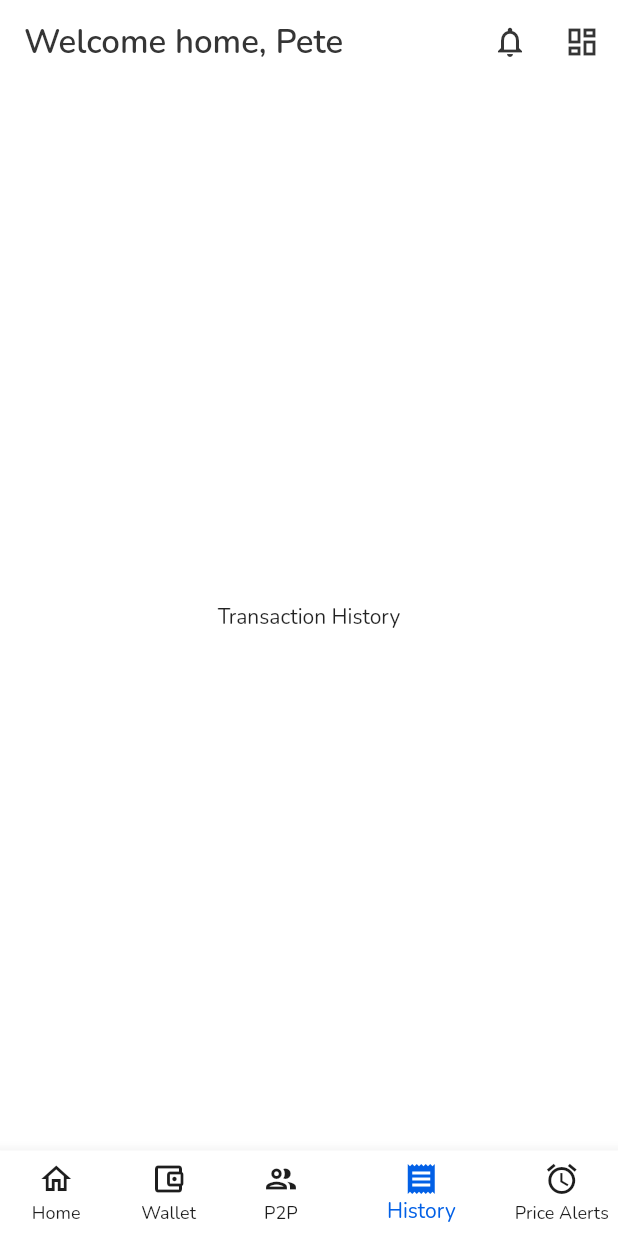
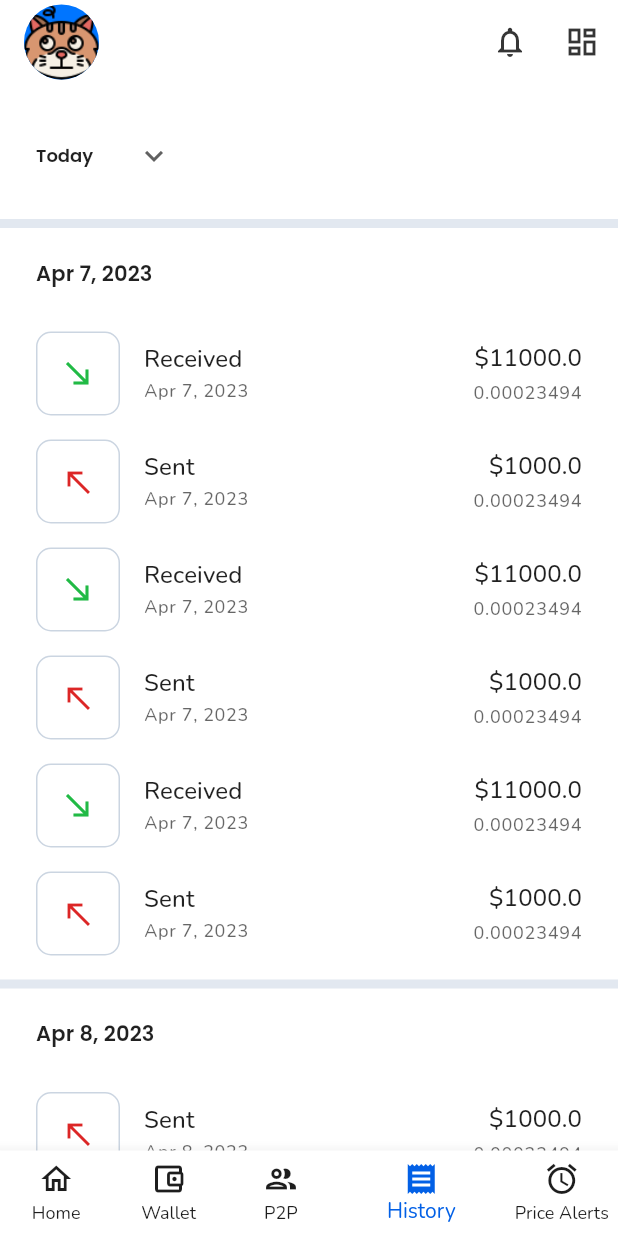
Before and after one commit to onumengine/coinswapr, a Flutter app: the HomePage screen opened by its route, item 4 of the bottom bar chosen, on a phone screen of 412 x 824 dp. Run offline on Flutter 3.47's test engine with Material 2 defaults, Android fonts, the phone set to English and light mode, and no system bars; our stand-ins replace equatable, fl_chart, get_it, google_fonts, otp_text_field, pretty_qr_code and 2 more; accounts and stored records are empty; network calls fail.

Commit message:
build transaction history page

```diff
--- a/lib/core/temp/transactions.dart
+++ b/lib/core/temp/transactions.dart
@@ -3,7 +3,7 @@ import 'package:coinswapr/models/transaction.dart';
 List<Transaction> transactions = [
   Transaction(
     title: 'Received',
-    timestamp: DateTime(2023, 3, 30),
+    timestamp: DateTime.now(),
     fiatAmount: 11000,
     cryptoAmount: 0.00023494,
     fiatSymbol: '\$',
@@ -14,7 +14,7 @@ List<Transaction> transactions = [
   ),
   Transaction(
     title: 'Sent',
-    timestamp: DateTime(2023, 3, 30),
+    timestamp: DateTime.now(),
     fiatAmount: 1000,
     cryptoAmount: 0.00023494,
     fiatSymbol: '\$',
@@ -25,7 +25,7 @@ List<Transaction> transactions = [
   ),
   Transaction(
     title: 'Received',
-    timestamp: DateTime(2023, 3, 30),
+    timestamp: DateTime.now(),
     fiatAmount: 11000,
     cryptoAmount: 0.00023494,
     fiatSymbol: '\$',
@@ -36,7 +36,7 @@ List<Transaction> transactions = [
   ),
   Transaction(
     title: 'Sent',
-    timestamp: DateTime(2023, 3, 30),
+    timestamp: DateTime.now(),
     fiatAmount: 1000,
     cryptoAmount: 0.00023494,
     fiatSymbol: '\$',
@@ -47,7 +47,7 @@ List<Transaction> transactions = [
   ),
   Transaction(
     title: 'Received',
-    timestamp: DateTime(2023, 3, 30),
+    timestamp: DateTime.now(),
     fiatAmount: 11000,
     cryptoAmount: 0.00023494,
     fiatSymbol: '\$',
@@ -58,7 +58,139 @@ List<Transaction> transactions = [
   ),
   Transaction(
     title: 'Sent',
-    timestamp: DateTime(2023, 3, 30),
+    timestamp: DateTime.now(),
+    fiatAmount: 1000,
+    cryptoAmount: 0.00023494,
+    fiatSymbol: '\$',
+    cryptoSymbol: 'btc',
+    fiatCurrency: 'USD',
+    cryptoCurrency: 'Bitcoin',
+    type: TransactionType.outflow,
+  ),
+  Transaction(
+    title: 'Sent',
+    timestamp: DateTime.now().add(const Duration(days: 1)),
+    fiatAmount: 1000,
+    cryptoAmount: 0.00023494,
+    fiatSymbol: '\$',
+    cryptoSymbol: 'btc',
+    fiatCurrency: 'USD',
+    cryptoCurrency: 'Bitcoin',
+    type: TransactionType.outflow,
+  ),
+  Transaction(
+    title: 'Sent',
+    timestamp: DateTime.now().add(const Duration(days: 1)),
+    fiatAmount: 1000,
+    cryptoAmount: 0.00023494,
+    fiatSymbol: '\$',
+    cryptoSymbol: 'btc',
+    fiatCurrency: 'USD',
+    cryptoCurrency: 'Bitcoin',
+    type: TransactionType.outflow,
+  ),
+  Transaction(
+    title: 'Sent',
+    timestamp: DateTime.now().add(const Duration(days: 1)),
+    fiatAmount: 1000,
+    cryptoAmount: 0.00023494,
+    fiatSymbol: '\$',
+    cryptoSymbol: 'btc',
+    fiatCurrency: 'USD',
+    cryptoCurrency: 'Bitcoin',
+    type: TransactionType.outflow,
+  ),
+  Transaction(
+    title: 'Sent',
+    timestamp: DateTime.now().add(const Duration(days: 1)),
+    fiatAmount: 1000,
+    cryptoAmount: 0.00023494,
+    fiatSymbol: '\$',
+    cryptoSymbol: 'btc',
+    fiatCurrency: 'USD',
+    cryptoCurrency: 'Bitcoin',
+    type: TransactionType.outflow,
+  ),
+  Transaction(
+    title: 'Sent',
+    timestamp: DateTime.now().add(const Duration(days: 1)),
+    fiatAmount: 1000,
+    cryptoAmount: 0.00023494,
+    fiatSymbol: '\$',
+    cryptoSymbol: 'btc',
+    fiatCurrency: 'USD',
+    cryptoCurrency: 'Bitcoin',
+    type: TransactionType.outflow,
+  ),
+  Transaction(
+    title: 'Sent',
+    timestamp: DateTime.now().add(const Duration(days: 1)),
+    fiatAmount: 1000,
+    cryptoAmount: 0.00023494,
+    fiatSymbol: '\$',
+    cryptoSymbol: 'btc',
+    fiatCurrency: 'USD',
+    cryptoCurrency: 'Bitcoin',
+    type: TransactionType.outflow,
+  ),
+  Transaction(
+    title: 'Sent',
+    timestamp: DateTime.now().add(const Duration(days: 2)),
+    fiatAmount: 1000,
+    cryptoAmount: 0.00023494,
+    fiatSymbol: '\$',
+    cryptoSymbol: 'btc',
+    fiatCurrency: 'USD',
+    cryptoCurrency: 'Bitcoin',
+    type: TransactionType.outflow,
+  ),
+  Transaction(
+    title: 'Sent',
+    timestamp: DateTime.now().add(const Duration(days: 2)),
+    fiatAmount: 1000,
+    cryptoAmount: 0.00023494,
+    fiatSymbol: '\$',
+    cryptoSymbol: 'btc',
+    fiatCurrency: 'USD',
+    cryptoCurrency: 'Bitcoin',
+    type: TransactionType.outflow,
+  ),
+  Transaction(
+    title: 'Sent',
+    timestamp: DateTime.now().add(const Duration(days: 2)),
+    fiatAmount: 1000,
+    cryptoAmount: 0.00023494,
+    fiatSymbol: '\$',
+    cryptoSymbol: 'btc',
+    fiatCurrency: 'USD',
+    cryptoCurrency: 'Bitcoin',
+    type: TransactionType.outflow,
+  ),
+  Transaction(
+    title: 'Sent',
+    timestamp: DateTime.now().add(const Duration(days: 2)),
+    fiatAmount: 1000,
+    cryptoAmount: 0.00023494,
+    fiatSymbol: '\$',
+    cryptoSymbol: 'btc',
+    fiatCurrency: 'USD',
+    cryptoCurrency: 'Bitcoin',
+    type: TransactionType.outflow,
+  ),
+  Transaction(
+    title: 'Sent',
+    timestamp: DateTime.now().add(const Duration(days: 2)),
+    fiatAmount: 1000,
+    cryptoAmount: 0.00023494,
+    fiatSymbol: '\$',
+    cryptoSymbol: 'btc',
+    fiatCurrency: 'USD',
+    cryptoCurrency: 'Bitcoin',
+    type: TransactionType.outflow,
+  ),
+  Transaction(
+    title: 'Sent',
+    timestamp: DateTime.now().add(const Duration(days: 2)),
     fiatAmount: 1000,
     cryptoAmount: 0.00023494,
     fiatSymbol: '\$',
--- a/lib/core/theming/color_palette.dart
+++ b/lib/core/theming/color_palette.dart
@@ -39,6 +39,7 @@ class ColorPalette {
   static const greenButtonSecondary = Color(0xFF009688);
   static const greyTileIconBorder = Color(0xFFCBD5E1);
   static const divider = Color(0xFFF1F5F9);
+  static const dividerThick = Color(0xFFE2E8F0);
   static const blueChartGradient = Color(0xFF0085ff);
   static const chartHorizGridline = Color(0xFF0075FF);
 }
--- a/lib/models/transaction.dart
+++ b/lib/models/transaction.dart
@@ -34,6 +34,10 @@ class Transaction extends Equatable {
         timestamp,
         fiatAmount,
         cryptoAmount,
+        fiatSymbol,
+        cryptoSymbol,
+        fiatCurrency,
+        cryptoCurrency,
         type,
       ];
 }
--- a/lib/views/components/history.dart
+++ /dev/null
@@ -1,17 +0,0 @@
-import 'package:flutter/material.dart';
-
-class History extends StatefulWidget {
-  const History({Key? key}) : super(key: key);
-
-  @override
-  State<History> createState() => _HistoryState();
-}
-
-class _HistoryState extends State<History> {
-  @override
-  Widget build(BuildContext context) {
-    return const Center(
-      child: Text("Transaction History"),
-    );
-  }
-}
--- /dev/null
+++ b/lib/views/components/transaction_history.dart
@@ -0,0 +1,167 @@
+import 'package:coinswapr/core/temp/transactions.dart';
+import 'package:coinswapr/core/theming/color_palette.dart';
+import 'package:coinswapr/core/utilities/format_date.dart';
+import 'package:coinswapr/core/utilities/globals.dart';
+import 'package:coinswapr/views/molecules/transaction_tile.dart';
+import 'package:flutter/material.dart';
+import 'package:google_fonts/google_fonts.dart';
+
+class TransactionHistory extends StatefulWidget {
+  const TransactionHistory({Key? key}) : super(key: key);
+
+  @override
+  State<TransactionHistory> createState() => _TransactionHistoryState();
+}
+
+class _TransactionHistoryState extends State<TransactionHistory> {
+  String _dateLowerLimit = 'Today';
+  final DateTime _today = DateTime.now();
+  final DateTime _yesterday = DateTime.now().subtract(
+    Duration(
+      hours: (DateTime.now().hour + 24),
+    ),
+  );
+  final DateTime _lastWeek = DateTime.now().subtract(
+    Duration(
+      hours: (DateTime.now().hour + (24 * 7)),
+    ),
+  );
+  final DateTime _lastMonth = DateTime.now().subtract(
+    Duration(
+      hours: (DateTime.now().hour + (24 * 30)),
+    ),
+  );
+
+  static const List<String> decisionStructureKeys = [
+    'Today',
+    'Yesterday',
+    'Last Week',
+    'last Month',
+  ];
+
+  late final Map<String, DateTime> decisionStructure;
+
+  @override
+  void initState() {
+    super.initState();
+    decisionStructure = {
+      'Today': _today,
+      'Yesterday': _yesterday,
+      'Last Week': _lastWeek,
+      'Last Month': _lastMonth,
+    };
+  }
+
+  @override
+  Widget build(BuildContext context) {
+    return LayoutBuilder(
+      builder: (context, constraints) => SizedBox(
+        height: constraints.maxHeight,
+        width: constraints.maxWidth,
+        child: SingleChildScrollView(
+          child: Column(
+            crossAxisAlignment: CrossAxisAlignment.start,
+            children: [
+              Container(
+                padding: const EdgeInsets.all(kCoinswaprPadding),
+                child: DropdownButton<String>(
+                  value: _dateLowerLimit,
+                  style: TextStyle(
+                    fontFamily: GoogleFonts.poppins().fontFamily,
+                    color: ColorPalette.tileTitleText,
+                    fontWeight: FontWeight.w600,
+                    fontSize: 12,
+                  ),
+                  onChanged: (String? newDate) {
+                    if (newDate is String) {
+                      setState(() {
+                        _dateLowerLimit = newDate;
+                      });
+                    }
+                  },
+                  underline: const SizedBox.shrink(),
+                  icon: const Icon(Icons.keyboard_arrow_down_outlined),
+                  items: const [
+                    DropdownMenuItem<String>(
+                      value: 'Today',
+                      child: Text('Today'),
+                    ),
+                    DropdownMenuItem<String>(
+                      value: 'Yesterday',
+                      child: Text('Yesterday'),
+                    ),
+                    DropdownMenuItem<String>(
+                      value: 'Last Week',
+                      child: Text('Last Week'),
+                    ),
+                    DropdownMenuItem<String>(
+                      value: 'Last Month',
+                      child: Text('Last Month'),
+                    ),
+                  ],
+                ),
+              ),
+              ...List.generate(
+                  transactions.length,
+                  (index) => (index == 0 ||
+                          ((index > 0) &&
+                              (transactions[index].timestamp.day >
+                                  transactions[index - 1].timestamp.day)))
+                      ? SizedBox(
+                          width: double.infinity,
+                          child: Column(
+                            children: [
+                              (index > 0)
+                                  ? const SizedBox(height: 14)
+                                  : const SizedBox.shrink(),
+                              const Divider(
+                                height: 0,
+                                thickness: 6,
+                                color: ColorPalette.dividerThick,
+                              ),
+                              Align(
+                                alignment: AlignmentDirectional.centerStart,
+                                child: Padding(
+                                  padding: const EdgeInsets.symmetric(
+                                    horizontal: kCoinswaprPadding,
+                                    vertical: 20,
+                                  ),
+                                  child: Text(
+                                    formatDate(transactions[index].timestamp),
+                                    style: TextStyle(
+                                      fontFamily: GoogleFonts.poppins().fontFamily,
+                                      color: ColorPalette.tileTitleText,
+                                      fontWeight: FontWeight.w600,
+                                      fontSize: 14,
+                                      letterSpacing: .1,
+                                    ),
+                                  ),
+                                ),
+                              ),
+                              Padding(
+                                padding:
+                                    const EdgeInsets.symmetric(horizontal: 24),
+                                child: TransactionTile(
+                                  key: UniqueKey(),
+                                  txn: transactions[index],
+                                ),
+                              ),
+                            ],
+                          ),
+                        )
+                      : Container(
+                          width: double.infinity,
+                          color: ColorPalette.primaryWhite,
+                          padding: const EdgeInsets.symmetric(horizontal: 24),
+                          child: TransactionTile(
+                            key: UniqueKey(),
+                            txn: transactions[index],
+                          ),
+                        )),
+            ],
+          ),
+        ),
+      ),
+    );
+  }
+}
--- a/lib/views/molecules/transaction_tile.dart
+++ b/lib/views/molecules/transaction_tile.dart
@@ -13,6 +13,7 @@ class TransactionTile extends StatelessWidget {
   );
   final TextStyle subtitleStyle = const TextStyle(
     fontSize: 12,
+    fontWeight: FontWeight.w500,
     letterSpacing: .4,
     color: ColorPalette.tileSubtitleText,
   );
--- a/lib/views/pages/coin_wallet.dart
+++ b/lib/views/pages/coin_wallet.dart
@@ -473,7 +473,7 @@ class _CoinWalletState extends State<CoinWallet> {
             ],
           ),
           const SizedBox(height: kCoinswaprPadding),
-          ...transactions.map(
+          ...transactions.take(6).map(
             (txn) => Padding(
               padding: const EdgeInsets.only(bottom: kCoinswaprPadding),
               child: TransactionTile(txn: txn),
--- a/lib/views/pages/home.dart
+++ b/lib/views/pages/home.dart
@@ -1,9 +1,9 @@
 import 'package:coinswapr/core/navigation/routenames.dart';
 import 'package:coinswapr/core/theming/color_palette.dart';
-import 'package:coinswapr/views/components/history.dart';
 import 'package:coinswapr/views/components/peer_to_peer.dart';
 import 'package:coinswapr/views/components/portfolio.dart';
 import 'package:coinswapr/views/components/price_alerts.dart';
+import 'package:coinswapr/views/components/transaction_history.dart';
 import 'package:coinswapr/views/components/wallet.dart';
 import 'package:flutter/material.dart';
 
@@ -26,7 +26,7 @@ class _HomePageState extends State<HomePage> {
     PeerToPeer(
       key: UniqueKey(),
     ),
-    History(
+    TransactionHistory(
       key: UniqueKey(),
     ),
     PriceAlerts(
@@ -50,7 +50,13 @@ class _HomePageState extends State<HomePage> {
         automaticallyImplyLeading: false,
         elevation: 0,
         centerTitle: false,
-        title: const Text("Welcome home, Pete"),
+        title: (_currentNavbarIndex == 3)
+            ? const CircleAvatar(
+                backgroundColor: Color(0xff0075FF),
+                radius: 25,
+                backgroundImage: AssetImage('assets/bored-ape.png'),
+              )
+            : const Text("Welcome home, Pete"),
         actions: [
           IconButton(
             onPressed: () {
@@ -72,9 +78,8 @@ class _HomePageState extends State<HomePage> {
         child: subComponents[_currentNavbarIndex],
       ),
       bottomNavigationBar: Theme(
-        data: Theme.of(context).copyWith(
-          canvasColor: ColorPalette.primaryWhite
-        ),
+        data:
+            Theme.of(context).copyWith(canvasColor: ColorPalette.primaryWhite),
         child: BottomNavigationBar(
           currentIndex: _currentNavbarIndex,
           onTap: _setCurrentNavbarIndex,
@@ -104,7 +109,9 @@ class _HomePageState extends State<HomePage> {
             ),
             BottomNavigationBarItem(
               icon: Icon(
-                _currentNavbarIndex == 3 ? Icons.receipt : Icons.receipt_outlined,
+                _currentNavbarIndex == 3
+                    ? Icons.receipt
+                    : Icons.receipt_outlined,
               ),
               label: "History",
             ),
--- a/lib/views/pages/profile_settings.dart
+++ b/lib/views/pages/profile_settings.dart
@@ -53,7 +53,8 @@ class _ProfileSettingsState extends State<ProfileSettings> {
                   blurRadius: 6.52,
                   spreadRadius: 0,
                 ),
-                ]),
+              ],
+            ),
             child: Column(
               children: [
                 ListTile(
```
Lines whose indentation alone changed are shown as unchanged.
